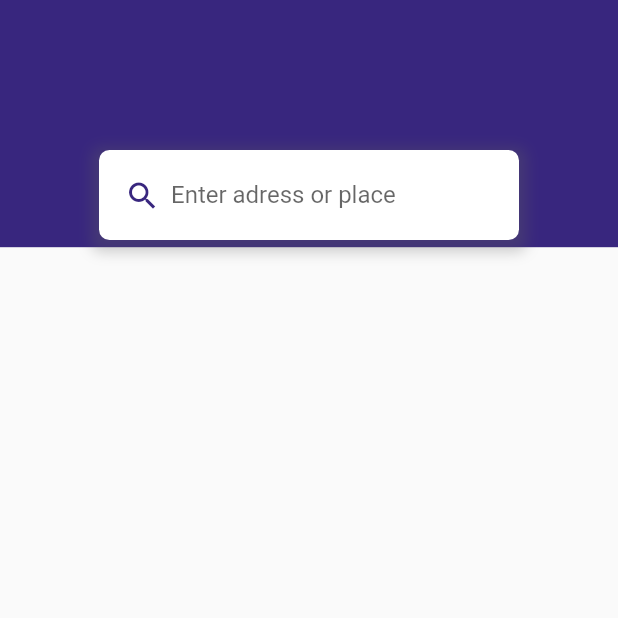
After one commit to jabriabdessamad/Car-E-Wallet-App, a Flutter app: the Parking screen opened directly, on a phone screen of 412 x 824 dp, the top half of it. The commit adds this screen. Run offline on Flutter 3.47's test engine with Material 2 defaults, Android fonts, the phone set to English and light mode, and no system bars; our stand-ins replace firebase_auth, firebase_core, font_awesome_flutter, syncfusion_flutter_charts; accounts and stored records are empty.

Commit message:
advancing parking

```diff
--- /dev/null
+++ b/lib/parking/parking.dart
@@ -0,0 +1,80 @@
+import 'package:flutter/material.dart';
+
+class Parking extends StatefulWidget {
+  const Parking({Key? key}) : super(key: key);
+
+  @override
+  State<Parking> createState() => _ParkingState();
+}
+
+class _ParkingState extends State<Parking> {
+  TextEditingController controller = TextEditingController();
+  bool isVisible = true;
+
+  @override
+  Widget build(BuildContext context) {
+    return Scaffold(
+      body: Container(
+          child: Column(
+        children: [
+          Container(
+            height: MediaQuery.of(context).size.height / 5 + 30,
+            child: Stack(
+              children: [
+                Container(
+                    height: MediaQuery.of(context).size.height / 5,
+                    color: Color(0xff38267E)),
+                Positioned(
+                  left: (MediaQuery.of(context).size.width - 280) / 2,
+                  top: 100,
+                  child: Container(
+                    decoration: BoxDecoration(
+                      color: Color.fromARGB(255, 255, 255, 255),
+                      borderRadius: BorderRadius.all(Radius.circular(7)),
+                      boxShadow: [
+                        BoxShadow(
+                          color:
+                              Color.fromARGB(255, 97, 97, 97).withOpacity(0.3),
+                          spreadRadius: 5,
+                          blurRadius: 7,
+                          offset: Offset(0, 3), // changes position of shadow
+                        ),
+                      ],
+                    ),
+                    height: 60,
+                    width: 280,
+                    child: TextFormField(
+                      controller: controller,
+                      onChanged: (text) {
+                        setState(() {
+                          controller.text.isEmpty
+                              ? isVisible = true
+                              : isVisible = false;
+                        });
+                      },
+                      decoration: InputDecoration(
+                        contentPadding: EdgeInsets.fromLTRB(10, 20, 0, 0),
+                        border: InputBorder.none,
+                        hintText: 'Enter adress or place',
+                        prefixIcon: Visibility(
+                          visible: isVisible,
+                          child: Padding(
+                            padding: EdgeInsets.fromLTRB(10, 13, 0, 0),
+                            child: Icon(
+                              Icons.search,
+                              color: Color(0xff38267E),
+                            ),
+                          ),
+                        ),
+                      ),
+                    ),
+                  ),
+                )
+              ],
+            ),
+          ),
+        ],
+      )),
+    );
+  }
+}
```
Also changed, not shown: lib/home/home.dart (+12 -8 lines).
